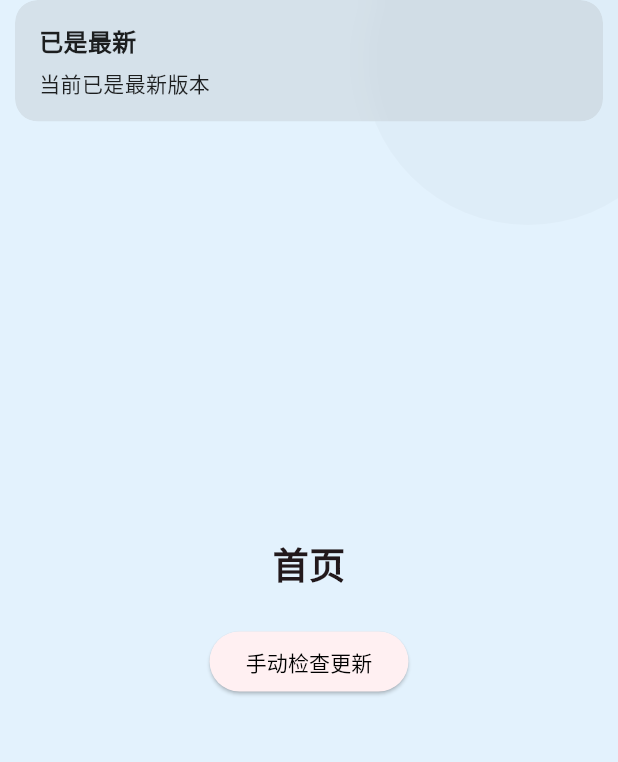
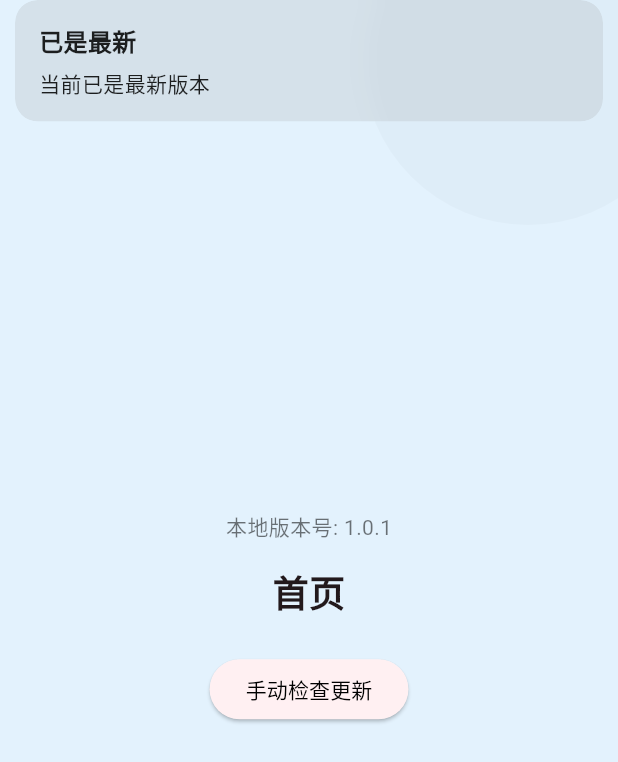
Before and after one commit to GX88/Faith, a Flutter app: the HomePage screen opened directly, after a tap on "手动检查更新", on a phone screen of 412 x 824 dp. Shown: the top 762 px of the screen. Run offline on Flutter 3.47's test engine with Material 3 defaults, Android fonts, the phone set to English and light mode, and no system bars; drawn by our look-alikes of pull_to_refresh; our stand-ins replace dio, flutter_screenutil, flutter_svg, get, local_auth, lottie and 3 more; missing offline and left inert: flutter_displaymode, flutter_downloader, local_auth_android; network calls fail.

```diff
--- a/lib/pages/home/views/index.dart
+++ b/lib/pages/home/views/index.dart
@@ -1,6 +1,8 @@
+import 'package:faith/comm/services/update_service.dart';
 import 'package:faith/utils/status_bar_util.dart';
 import 'package:flutter/material.dart';
 import 'package:get/get.dart';
+import 'package:package_info_plus/package_info_plus.dart';
 
 import '../controller/home_controller.dart';
 
@@ -13,11 +15,23 @@ class HomePage extends StatefulWidget {
 
 class _HomePageState extends State<HomePage> {
   late final HomeController _controller;
+  String? _localVersion;
+  String? _remoteVersion;
 
   @override
   void initState() {
     super.initState();
     _controller = Get.put(HomeController());
+    _initVersions();
+  }
+
+  Future<void> _initVersions() async {
+    final info = await PackageInfo.fromPlatform();
+    setState(() {
+      _localVersion = info.version;
+      final remote = Get.find<UpdateService>().latest.value;
+      _remoteVersion = remote?.tag;
+    });
   }
 
   @override
@@ -66,6 +80,30 @@ class _HomePageState extends State<HomePage> {
             child: Column(
               mainAxisAlignment: MainAxisAlignment.center,
               children: [
+                if (_localVersion != null || _remoteVersion != null)
+                  Padding(
+                    padding: const EdgeInsets.only(bottom: 16),
+                    child: Column(
+                      children: [
+                        if (_localVersion != null)
+                          Text(
+                            '本地版本号: $_localVersion',
+                            style: const TextStyle(
+                              fontSize: 14,
+                              color: Colors.black54,
+                            ),
+                          ),
+                        if (_remoteVersion != null)
+                          Text(
+                            '线上最新版本: $_remoteVersion',
+                            style: const TextStyle(
+                              fontSize: 14,
+                              color: Colors.black54,
+                            ),
+                          ),
+                      ],
+                    ),
+                  ),
                 const Text(
                   '首页',
                   style: TextStyle(fontSize: 24, fontWeight: FontWeight.bold),
--- a/pubspec.yaml
+++ b/pubspec.yaml
@@ -1,7 +1,7 @@
 name: faith
 description: "A new Flutter project."
 publish_to: 'none' # Remove this line if you wish to publish to pub.
-version: 1.0.4+1
+version: 1.0.1+1
 
 environment:
   sdk: ^3.8.1
```
Also changed, not shown: 1 other file.
